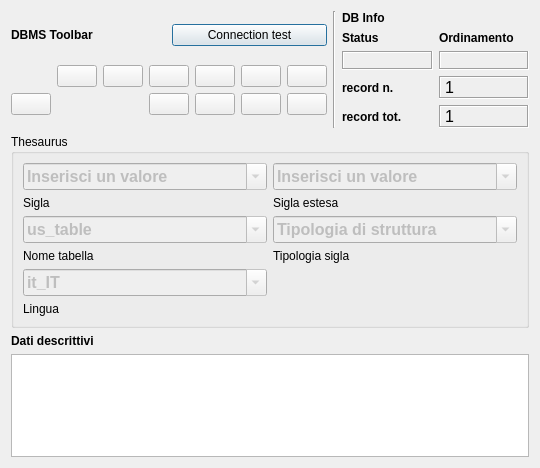
Old version of the form gui/ui/Thesaurus.ui in the repository pyarchinit/pyarchinit.
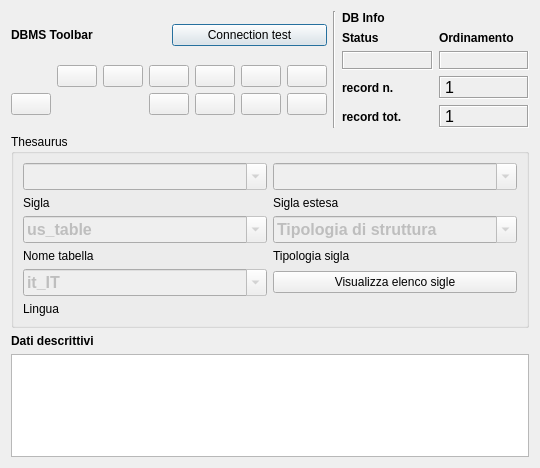
New version of the form. Icons and pictures are not drawn. Custom widgets are drawn as their Qt base class.

Commit message: inserimento pulsante nella gui thesaurus per aprire il file thesaurus_notes.txt

What changed in the file:
```diff
--- a/gui/ui/Thesaurus.ui
+++ b/gui/ui/Thesaurus.ui
@@ -610,11 +610,6 @@
         <property name="maxCount">
          <number>2147483647</number>
         </property>
-        <item>
-         <property name="text">
-          <string>Inserisci un valore</string>
-         </property>
-        </item>
        </widget>
       </item>
       <item row="0" column="2">
@@ -647,11 +642,6 @@
         <property name="maxCount">
          <number>2147483647</number>
         </property>
-        <item>
-         <property name="text">
-          <string>Inserisci un valore</string>
-         </property>
-        </item>
        </widget>
       </item>
       <item row="1" column="1">
@@ -759,6 +749,20 @@
         </item>
        </widget>
       </item>
+      <item row="4" column="2">
+       <widget class="QPushButton" name="pushButton_sigle">
+        <property name="font">
+         <font>
+          <pointsize>9</pointsize>
+          <weight>50</weight>
+          <bold>false</bold>
+         </font>
+        </property>
+        <property name="text">
+         <string>Visualizza elenco sigle</string>
+        </property>
+       </widget>
+      </item>
      </layout>
     </widget>
    </item>
```
The commit also changes 2 other files.
